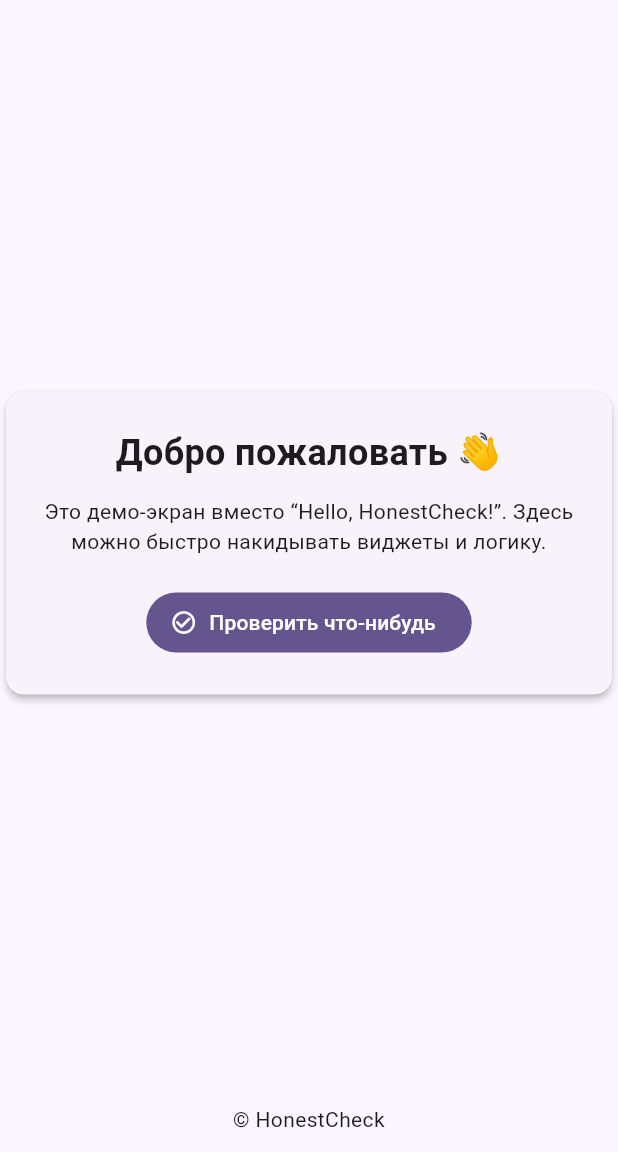
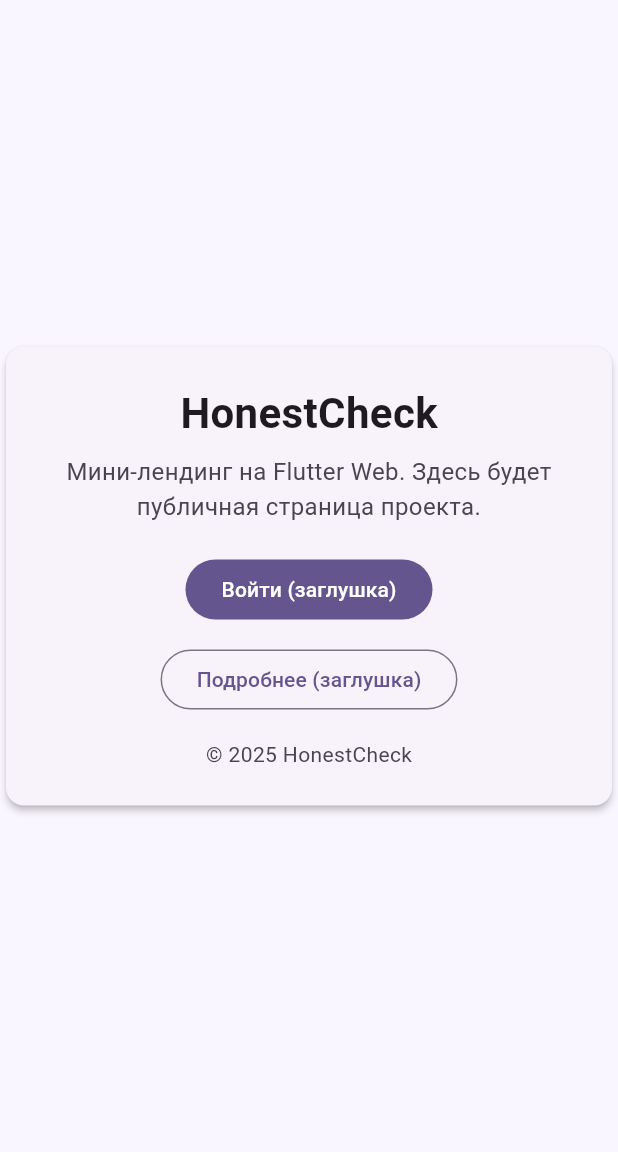
Before and after one commit to Andust974/czestny_check, a Flutter app: the screen it shows after launch, on a phone screen of 412 x 824 dp, the part 84-1236 px from its top. Run offline on Flutter 3.47's test engine with Material 3 defaults, Android fonts, the light colour scheme and no system bars.

Commit message:
ui: replace placeholder with landing card (full)

```diff
--- a/lib/main.dart
+++ b/lib/main.dart
@@ -9,13 +9,13 @@ class CzestnyCheckApp extends StatelessWidget {
   Widget build(BuildContext context) {
     return MaterialApp(
       title: 'Czestny Check — Web',
+      debugShowCheckedModeBanner: false,
       theme: ThemeData(
+        useMaterial3: true,
         colorSchemeSeed: const Color(0xFF6750A4),
-        useMaterial3: true,
         scaffoldBackgroundColor: const Color(0xFFFAF6FF),
       ),
       home: const HomeScreen(),
-      debugShowCheckedModeBanner: false,
     );
   }
 }
@@ -25,32 +25,54 @@ class HomeScreen extends StatelessWidget {
 
   @override
   Widget build(BuildContext context) {
+    final scheme = Theme.of(context).colorScheme;
     return Scaffold(
-      appBar: AppBar(title: const Text('Czestny Check — Web')),
+      appBar: AppBar(
+        title: const Text('Czestny Check — Web'),
+        backgroundColor: scheme.surface,
+        surfaceTintColor: Colors.transparent,
+      ),
       body: Center(
         child: ConstrainedBox(
-          constraints: const BoxConstraints(maxWidth: 680),
+          constraints: const BoxConstraints(maxWidth: 760),
           child: Card(
             elevation: 2,
+            clipBehavior: Clip.antiAlias,
             child: Padding(
               padding: const EdgeInsets.all(24),
               child: Column(
                 mainAxisSize: MainAxisSize.min,
                 children: [
                   const Text(
-                    'Добро пожаловать 👋',
-                    style: TextStyle(fontSize: 24, fontWeight: FontWeight.w600),
+                    'HonestCheck',
+                    style: TextStyle(fontSize: 28, fontWeight: FontWeight.w700),
                   ),
-                  const SizedBox(height: 12),
+                  const SizedBox(height: 8),
                   Text(
-                    'Это демо-экран вместо “Hello, HonestCheck!”. Здесь можно быстро накидывать виджеты и логику.',
+                    'Мини-лендинг на Flutter Web. Здесь будет публичная страница проекта.',
                     textAlign: TextAlign.center,
+                    style: TextStyle(color: scheme.onSurfaceVariant, fontSize: 16),
                   ),
                   const SizedBox(height: 20),
-                  FilledButton.icon(
-                    onPressed: () {},
-                    icon: const Icon(Icons.check_circle_outline),
-                    label: const Text('Проверить что-нибудь'),
+                  Wrap(
+                    spacing: 12,
+                    runSpacing: 12,
+                    alignment: WrapAlignment.center,
+                    children: [
+                      FilledButton(
+                        onPressed: () {},
+                        child: const Text('Войти (заглушка)'),
+                      ),
+                      OutlinedButton(
+                        onPressed: () {},
+                        child: const Text('Подробнее (заглушка)'),
+                      ),
+                    ],
+                  ),
+                  const SizedBox(height: 16),
+                  Text(
+                    '© ${DateTime.now().year} HonestCheck',
+                    style: TextStyle(color: scheme.onSurfaceVariant),
                   ),
                 ],
               ),
@@ -58,10 +80,6 @@ class HomeScreen extends StatelessWidget {
           ),
         ),
       ),
-      bottomNavigationBar: const Padding(
-        padding: EdgeInsets.all(12),
-        child: Text('© HonestCheck', textAlign: TextAlign.center),
-      ),
     );
   }
 }
```
